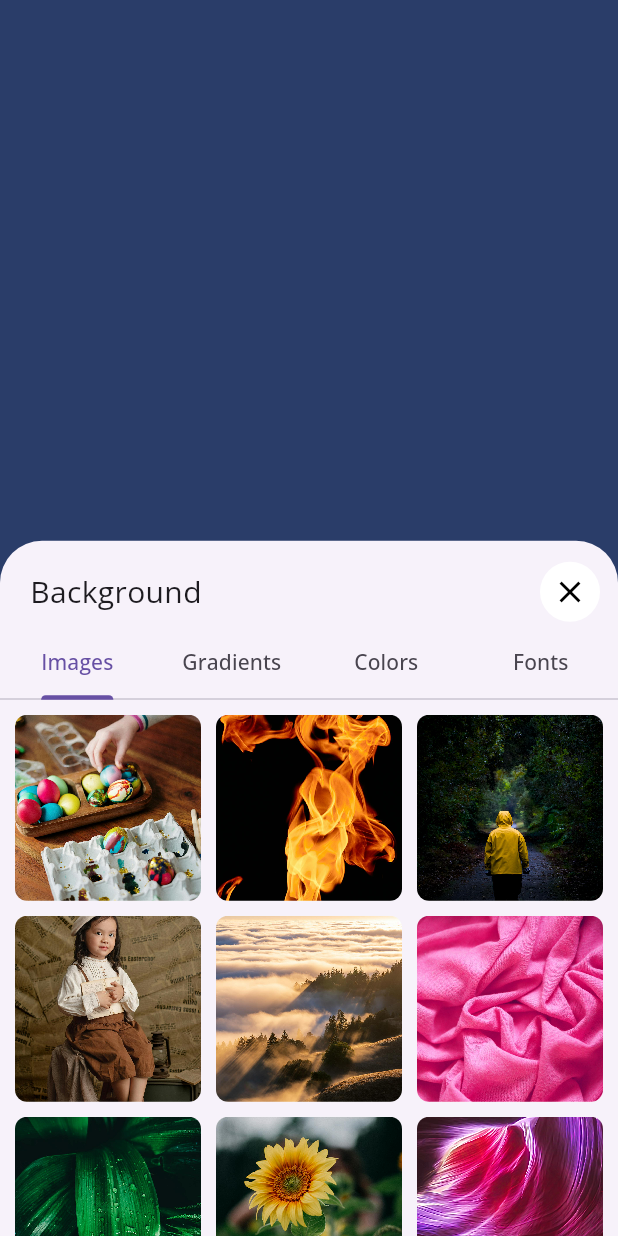
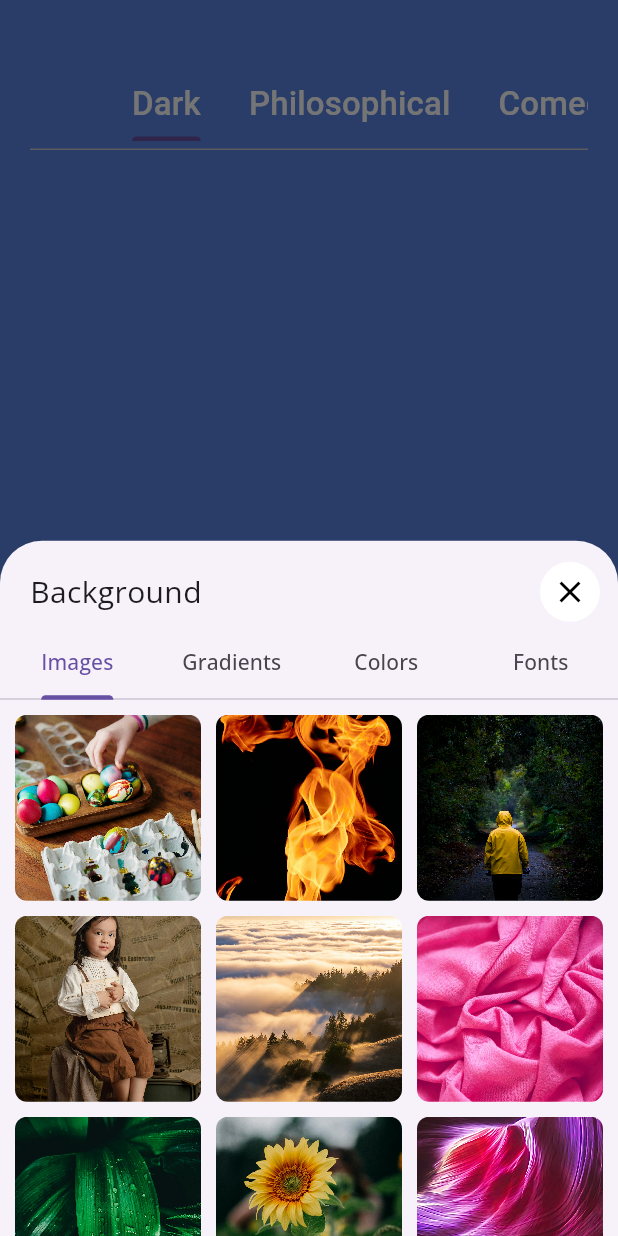
Before and after one commit to Techlyverse/dailyquotes, a Flutter app: the screen it shows after launch, after a tap on the "color lens" icon, on a phone screen of 412 x 824 dp. Run offline on Flutter 3.47's test engine with Material 3 defaults, Android fonts, the phone set to English and light mode, and no system bars; our stand-ins replace cloud_firestore, firebase_core, flutter_riverpod, google_fonts, riverpod_annotation, share_plus and 1 more; accounts and stored records are empty; generated files the repository leaves out were written again; Roboto replaces fonts that are missing (Ubuntu).

Commit message:
made changes in ui and fixed bugs -MG

```diff
--- a/lib/screens/home/category_tab.dart
+++ b/lib/screens/home/category_tab.dart
@@ -9,22 +9,30 @@ import 'package:dailyquotes/provider/font_provider.dart';
 import 'package:flutter_riverpod/flutter_riverpod.dart';
 import 'package:dailyquotes/preferences/preferences.dart';
 
+
+final likeProvider = StateProvider<bool>((ref) => false);
+
 class CategoryTab extends ConsumerWidget {
   const CategoryTab({super.key, required this.category});
   final String category;
-  static final List<String> languages = Preferences.getLanguages();
+  static final String language = Preferences.getLanguage();
 
   @override
   Widget build(BuildContext context, WidgetRef ref) {
+    print("Languages passed: $language");
+    bool isLiked = ref.watch(likeProvider);
+
     return Stack(
       children: [
         StreamBuilder<QuerySnapshot>(
             stream: FirebaseFirestore.instance
                 .collection('Facts')
-                .where('category', arrayContains: category)
-                .where('language', isEqualTo: languages)
+                .where('categories', arrayContains: category)
+                .where('language', isEqualTo: language)
                 .snapshots(),
             builder: (context, snapshot) {
+              //print("Selected language: $language");
+              //print("Selected category: $category");
               if (snapshot.hasError) {
                 return const Center(child: Text("An error occurred"));
               }
@@ -32,6 +40,7 @@ class CategoryTab extends ConsumerWidget {
                 return const Center(child: CircularProgressIndicator());
               } else {
                 final quotes = snapshot.data!.docs;
+                //print("Quotes: $quotes");
                 return PageView.builder(
                     scrollDirection: Axis.vertical,
                     itemCount: quotes.length,
@@ -39,11 +48,23 @@ class CategoryTab extends ConsumerWidget {
                       return Column(
                         mainAxisAlignment: MainAxisAlignment.center,
                         children: [
+                          // Align(
+                          //   alignment: Alignment.topRight,
+                          //   child: IconButton(
+                          //       onPressed:() {
+                          //         ref.read(likeProvider.notifier).state = !isLiked;
+                          //       },
+                          //       icon: Icon(
+                          //         isLiked ? Icons.favorite : Icons.favorite_border,
+                          //         color: isLiked ? Colors.red : Colors.transparent,
+                          //       )
+                          //   ),
+                          // ),
                           Container(
                             padding: const EdgeInsets.all(12),
                             alignment: Alignment.center,
                             decoration: BoxDecoration(
-                              color: Colors.white54,
+                              color: Colors.white,
                               borderRadius: BorderRadius.circular(12),
                               border: Border.all(
                                 color: Colors.white70,
@@ -82,33 +103,33 @@ class CategoryTab extends ConsumerWidget {
                     });
               }
             }),
-        Align(
-          alignment: Alignment.bottomRight,
-          child: Row(
-            mainAxisAlignment: MainAxisAlignment.end,
-            children: [
-              IconButton(
-                onPressed: () {
-                  showModalBottomSheet<void>(
-                    context: context,
-                    builder: (context) => const BackgroundSheet(),
-                  );
-                },
-                icon: const Icon(Icons.color_lens_outlined),
-              ),
-              const SizedBox(width: 15),
-              IconButton(
-                onPressed: () {
-                  Navigator.push(
-                      context,
-                      MaterialPageRoute(
-                          builder: (context) => const SettingScreen()));
-                },
-                icon: const Icon(Icons.settings_outlined),
-              )
-            ],
-          ),
-        ),
+        // Align(
+        //   alignment: Alignment.bottomRight,
+        //   child: Row(
+        //     mainAxisAlignment: MainAxisAlignment.end,
+        //     children: [
+        //       IconButton(
+        //         onPressed: () {
+        //           showModalBottomSheet<void>(
+        //             context: context,
+        //             builder: (context) => const BackgroundSheet(),
+        //           );
+        //         },
+        //         icon: const Icon(Icons.color_lens_outlined),
+        //       ),
+        //       const SizedBox(width: 15),
+        //       IconButton(
+        //         onPressed: () {
+        //           Navigator.push(
+        //               context,
+        //               MaterialPageRoute(
+        //                   builder: (context) => const SettingScreen()));
+        //         },
+        //         icon: const Icon(Icons.settings_outlined),
+        //       )
+        //     ],
+        //   ),
+        // ),
       ],
     );
   }
--- a/lib/screens/home/home_screen.dart
+++ b/lib/screens/home/home_screen.dart
@@ -22,6 +22,7 @@ class _HomeScreenState extends ConsumerState<HomeScreen> {
   List<String> categories = [];
   List<String> languages = [];
 
+
   @override
   void initState() {
     super.initState();
@@ -31,6 +32,9 @@ class _HomeScreenState extends ConsumerState<HomeScreen> {
 
   @override
   Widget build(BuildContext context) {
+    final bg = ref.watch(bgNotifierProvider);
+    final textColor = getTextColor(bg);
+
     return Container(
       decoration: ref.watch(bgNotifierProvider),
       child: Scaffold(
@@ -39,33 +43,73 @@ class _HomeScreenState extends ConsumerState<HomeScreen> {
           padding:
               const EdgeInsets.only(left: 20.0, top: 40, right: 20, bottom: 20),
           child: DefaultTabController(
-            length: categories.length,
+            length: 6,
             child: Column(
               children: [
-                TabBar(tabs: [
-                  Tab(text: 'Horror'),
-                  Tab(text: 'Comedy'),
-                  Tab(text: 'Romance'),
-                  Tab(text: 'Love'),
-                  // for (var i in categories){
-                  //   Tab(text: i),
-                  // }
-                ]),
-                Expanded(
+                Container(
+                  height: 60,
+                  child: TabBar(
+                    isScrollable: true,
+                      labelColor: textColor,
+                      labelStyle: fonts[ref.watch(fontNotifierProvider)],
+                      unselectedLabelColor: textColor,
+                      tabs: const [
+                    Tab(text: 'Dark',),
+                    Tab(text: 'Philosophical'),
+                    Tab(text: 'Comedy'),
+                    Tab(text: 'Motivational'),
+                    Tab(text: 'Horror'),
+                    Tab(text: 'Facts'),
+                    // for (var i in categories){
+                    //   Tab(text: i),
+                    // }
+                  ]),
+                ),
+                const Expanded(
                     child: TabBarView(children: [
                   CategoryTab(
-                    category: 'Horror',
+                    category: 'Dark',
+                  ),
+                  CategoryTab(
+                    category: 'Philosophical',
                   ),
                   CategoryTab(
                     category: 'Comedy',
                   ),
                   CategoryTab(
-                    category: 'Romance',
+                    category: 'Motivational',
                   ),
-                  CategoryTab(
-                    category: 'Love',
+                  CategoryTab(category: 'Horror'),
+                  CategoryTab(category: 'Facts'),
+                ])),
+
+                Align(
+                  alignment: Alignment.bottomRight,
+                  child: Row(
+                    mainAxisAlignment: MainAxisAlignment.end,
+                    children: [
+                      IconButton(
+                        onPressed: () {
+                          showModalBottomSheet<void>(
+                            context: context,
+                            builder: (context) => const BackgroundSheet(),
+                          );
+                        },
+                        icon: const Icon(Icons.color_lens_outlined),
+                      ),
+                      const SizedBox(width: 15),
+                      IconButton(
+                        onPressed: () {
+                          Navigator.push(
+                              context,
+                              MaterialPageRoute(
+                                  builder: (context) => const SettingScreen()));
+                        },
+                        icon: const Icon(Icons.settings_outlined),
+                      )
+                    ],
                   ),
-                ])),
+                ),
               ],
             ),
           ),
@@ -80,6 +124,16 @@ class _HomeScreenState extends ConsumerState<HomeScreen> {
   //     languages.add(lang['language']);
   //   }
   // }
+
+  Color getTextColor(BoxDecoration bg){
+    final bgColor = bg.color ?? Colors.transparent;
+    if(bg.gradient != null) {
+      final firstColor = bg.gradient!.colors.first;
+      return ThemeData.estimateBrightnessForColor(firstColor) == Brightness.dark ? Colors.white : Colors.black;
+    }
+    if(bg.image != null) return Colors.white;
+    return ThemeData.estimateBrightnessForColor(bgColor) == Brightness.dark ? Colors.white : Colors.black;
+  }
 
   Future<void> getAppInfo() async {
     try {
```
